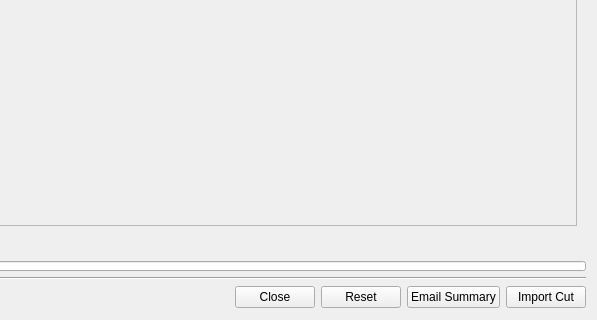
Above: resources/dialog.ui from shotgunsoftware/tk-multi-importcut before the change; both pictures show x 407 to 1004 and y 389 to 709 of the 1004 by 709 pixel window. Below: the same form after it.
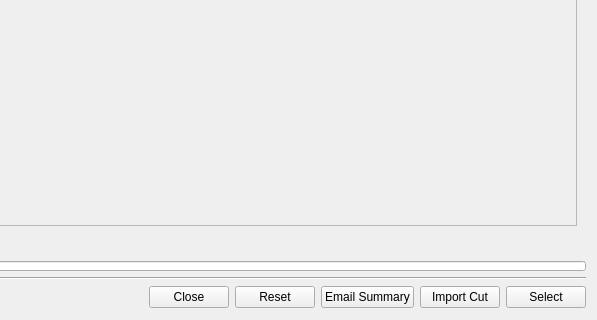
That is the form after the change. Icons and pictures are not drawn. Custom widgets are drawn as their Qt base class.

Commit message:
For #29687 and #29689 and #29690, select button
Added "Select" button on sequence and cut screens
Keep selection around so select button callback knows what to do
Defined the various steps as constants
Added styling for the select button

Diff of the .ui file:
```diff
--- a/resources/dialog.ui
+++ b/resources/dialog.ui
@@ -900,6 +900,13 @@
        </property>
       </widget>
      </item>
+     <item>
+      <widget class="QPushButton" name="select_button">
+       <property name="text">
+        <string>Select</string>
+       </property>
+      </widget>
+     </item>
     </layout>
    </item>
   </layout>
```
The commit also changes 7 other files.
